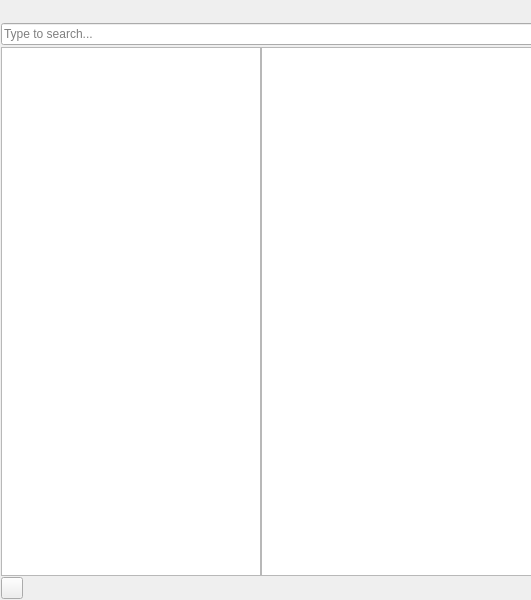
PisiLinuxNew/package-manager, file ui/mainwidget.ui: the form before one commit; both pictures show x 0 to 531 and y 0 to 600 of the 960 by 600 pixel window.
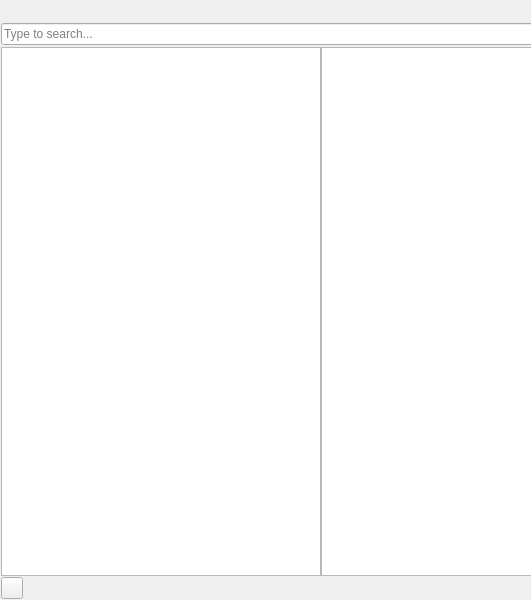
The form after the commit. Icons and pictures are not drawn. Custom widgets are drawn as their Qt base class.

```diff
--- a/ui/mainwidget.ui
+++ b/ui/mainwidget.ui
@@ -130,7 +130,7 @@
      </property>
      <item>
       <widget class="QWidget" name="content" native="true">
-       <layout class="QHBoxLayout" name="horizontalLayout_3" stretch="1,3">
+       <layout class="QHBoxLayout" name="horizontalLayout_3" stretch="1,0">
         <property name="spacing">
          <number>0</number>
         </property>
@@ -179,9 +179,6 @@
           <property name="whatsThis">
            <string>Package List</string>
           </property>
-          <property name="autoFillBackground">
-           <bool>false</bool>
-          </property>
           <property name="horizontalScrollBarPolicy">
            <enum>Qt::ScrollBarAlwaysOff</enum>
           </property>
@@ -206,14 +203,11 @@
           <property name="showGrid">
            <bool>false</bool>
           </property>
-          <property name="gridStyle">
-           <enum>Qt::SolidLine</enum>
-          </property>
           <property name="wordWrap">
            <bool>true</bool>
           </property>
           <property name="cornerButtonEnabled">
-           <bool>true</bool>
+           <bool>false</bool>
           </property>
           <attribute name="horizontalHeaderVisible">
            <bool>false</bool>
```
